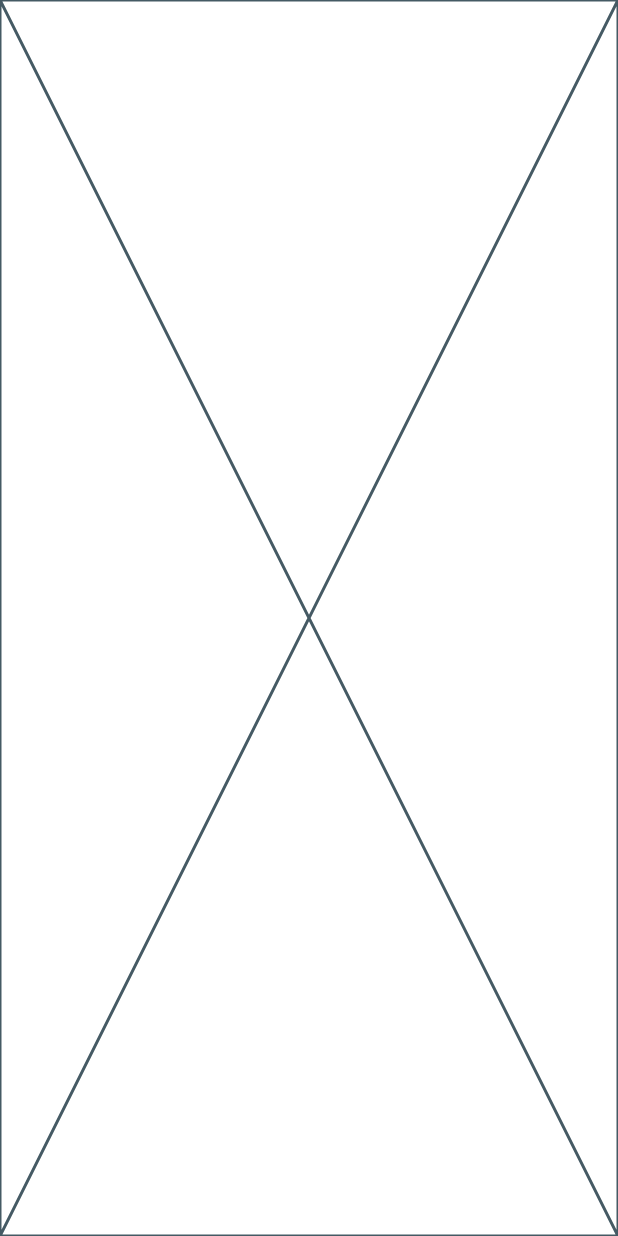
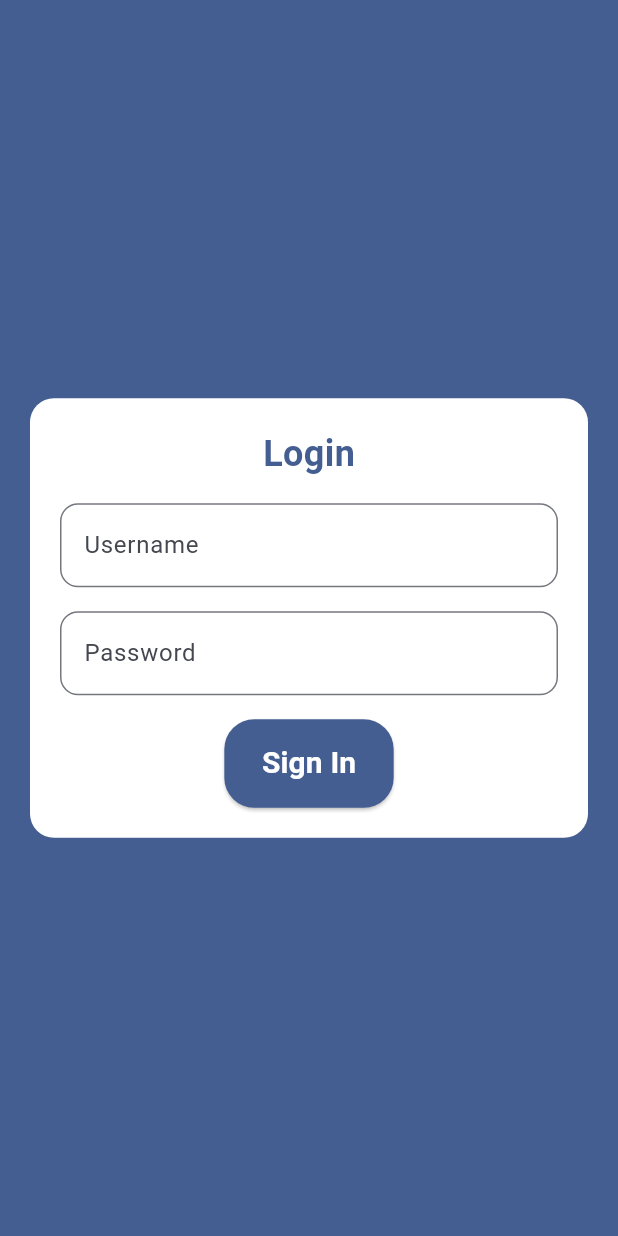
Before and after one commit to Koakovski/flutter_posts_app, a Flutter app: the screen it shows after launch, on a phone screen of 412 x 824 dp. Run offline on Flutter 3.47's test engine with Material 3 defaults, Android fonts, the phone set to English and light mode, and no system bars.

Commit message:
feat: add LoginScreen

```diff
--- /dev/null
+++ b/lib/components/login_button.dart
@@ -0,0 +1,34 @@
+import 'package:flutter/material.dart';
+
+class LoginButton extends StatelessWidget {
+  late final VoidCallback _onPressed;
+
+  LoginButton({super.key, required VoidCallback onPressed}) {
+    _onPressed = onPressed;
+  }
+
+  @override
+  Widget build(BuildContext context) {
+    return ElevatedButton(
+      onPressed: _onPressed,
+      style: ElevatedButton.styleFrom(
+        backgroundColor: Theme.of(context).colorScheme.primary,
+        shape: RoundedRectangleBorder(
+          borderRadius: BorderRadius.circular(20),
+        ),
+        padding: const EdgeInsets.symmetric(
+          horizontal: 25,
+          vertical: 15,
+        ),
+      ),
+      child: const Text(
+        "Sign In",
+        style: TextStyle(
+          color: Colors.white,
+          fontWeight: FontWeight.bold,
+          fontSize: 20,
+        ),
+      ),
+    );
+  }
+}
--- /dev/null
+++ b/lib/components/login_input.dart
@@ -0,0 +1,32 @@
+import 'package:flutter/material.dart';
+
+class LoginInput extends StatelessWidget {
+  late final String _title;
+  late final TextEditingController? _controller;
+  late final bool _obscureText;
+
+  LoginInput({
+    super.key,
+    required String title,
+    TextEditingController? controller,
+    bool? obscureText,
+  }) {
+    _title = title;
+    _controller = controller;
+    _obscureText = obscureText ?? false;
+  }
+
+  @override
+  Widget build(BuildContext context) {
+    return TextFormField(
+      controller: _controller,
+      obscureText: _obscureText,
+      decoration: InputDecoration(
+        labelText: _title,
+        border: OutlineInputBorder(
+          borderRadius: BorderRadius.circular(12),
+        ),
+      ),
+    );
+  }
+}
--- a/lib/main.dart
+++ b/lib/main.dart
@@ -1,4 +1,5 @@
 import 'package:flutter/material.dart';
+import 'package:posts_app/screens/login_screen.dart';
 
 void main() {
   runApp(const MyApp());
@@ -10,11 +11,13 @@ class MyApp extends StatelessWidget {
   @override
   Widget build(BuildContext context) {
     return MaterialApp(
-        title: 'Flutter Demo',
-        theme: ThemeData(
-          colorScheme: ColorScheme.fromSeed(seedColor: Colors.deepPurple),
-          useMaterial3: true,
-        ),
-        home: const Placeholder());
+      title: 'Flutter Demo',
+      debugShowCheckedModeBanner: false,
+      theme: ThemeData(
+        colorScheme: ColorScheme.fromSeed(seedColor: Colors.blueAccent),
+        useMaterial3: true,
+      ),
+      home: const LoginScreen(),
+    );
   }
 }
--- /dev/null
+++ b/lib/screens/login_screen.dart
@@ -0,0 +1,76 @@
+import 'package:flutter/material.dart';
+import 'package:posts_app/components/login_button.dart';
+import 'package:posts_app/components/login_input.dart';
+
+class LoginScreen extends StatefulWidget {
+  const LoginScreen({super.key});
+
+  @override
+  State<LoginScreen> createState() => _LoginScreenState();
+}
+
+class _LoginScreenState extends State<LoginScreen> {
+  final GlobalKey<FormState> _formKey = GlobalKey<FormState>();
+  final TextEditingController _usernameController = TextEditingController();
+  final TextEditingController _passwordController = TextEditingController();
+
+  @override
+  Widget build(BuildContext context) {
+    return Scaffold(
+      backgroundColor: Theme.of(context).colorScheme.primary,
+      body: Center(
+        child: Container(
+            margin: const EdgeInsets.all(20),
+            padding: const EdgeInsets.all(20),
+            width: double.infinity,
+            decoration: BoxDecoration(
+              color: Colors.white,
+              borderRadius: BorderRadius.circular(16),
+            ),
+            child: Column(
+              mainAxisSize: MainAxisSize.min,
+              children: [
+                Text(
+                  "Login",
+                  style: TextStyle(
+                    fontSize: 24,
+                    color: Theme.of(context).colorScheme.primary,
+                    fontWeight: FontWeight.bold,
+                  ),
+                ),
+                const SizedBox(height: 16),
+                Form(
+                  key: _formKey,
+                  child: Column(
+                    mainAxisSize: MainAxisSize.min,
+                    children: [
+                      LoginInput(
+                        title: "Username",
+                        controller: _usernameController,
+                      ),
+                      const SizedBox(height: 16),
+                      LoginInput(
+                        title: "Password",
+                        controller: _passwordController,
+                        obscureText: true,
+                      ),
+                      const SizedBox(height: 16),
+                      LoginButton(
+                        onPressed: () {
+                          if (_formKey.currentState == null) return;
+                          bool isValidated = _formKey.currentState!.validate();
+                          if (isValidated == false) return;
+
+                          // String username = _usernameController.text.trim();
+                          // String password = _passwordController.text.trim();
+                        },
+                      )
+                    ],
+                  ),
+                )
+              ],
+            )),
+      ),
+    );
+  }
+}
```
